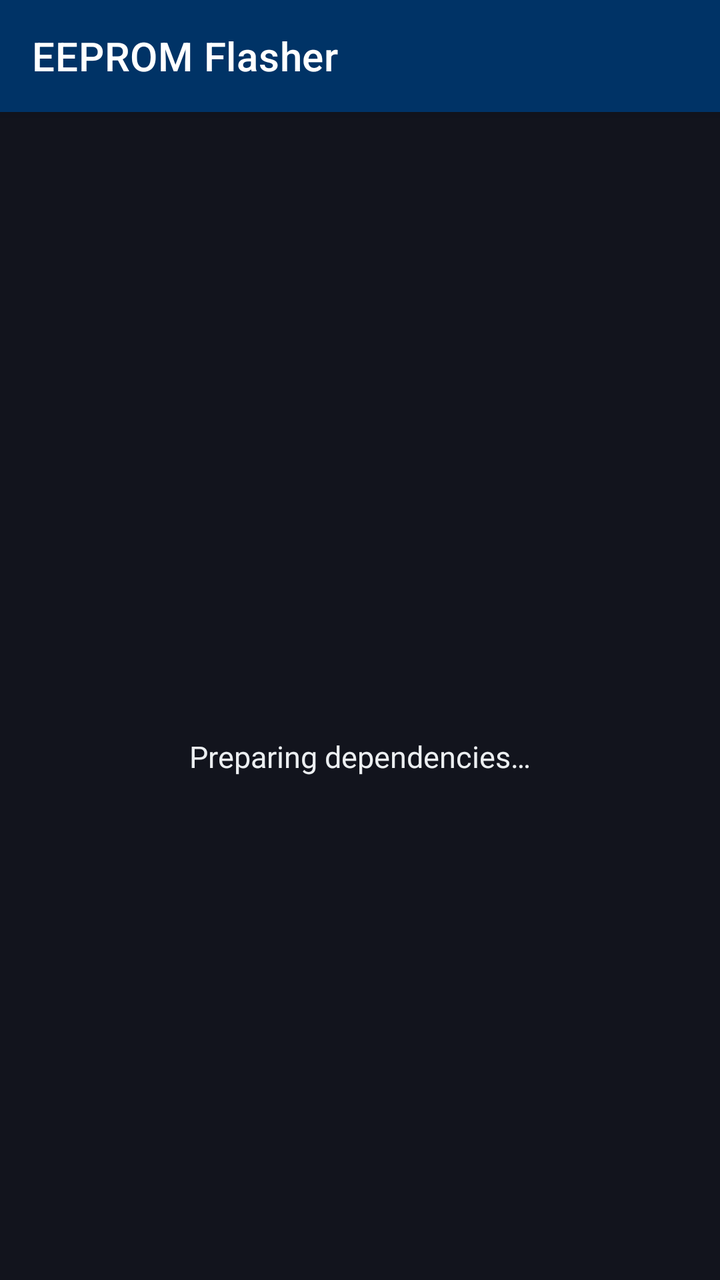
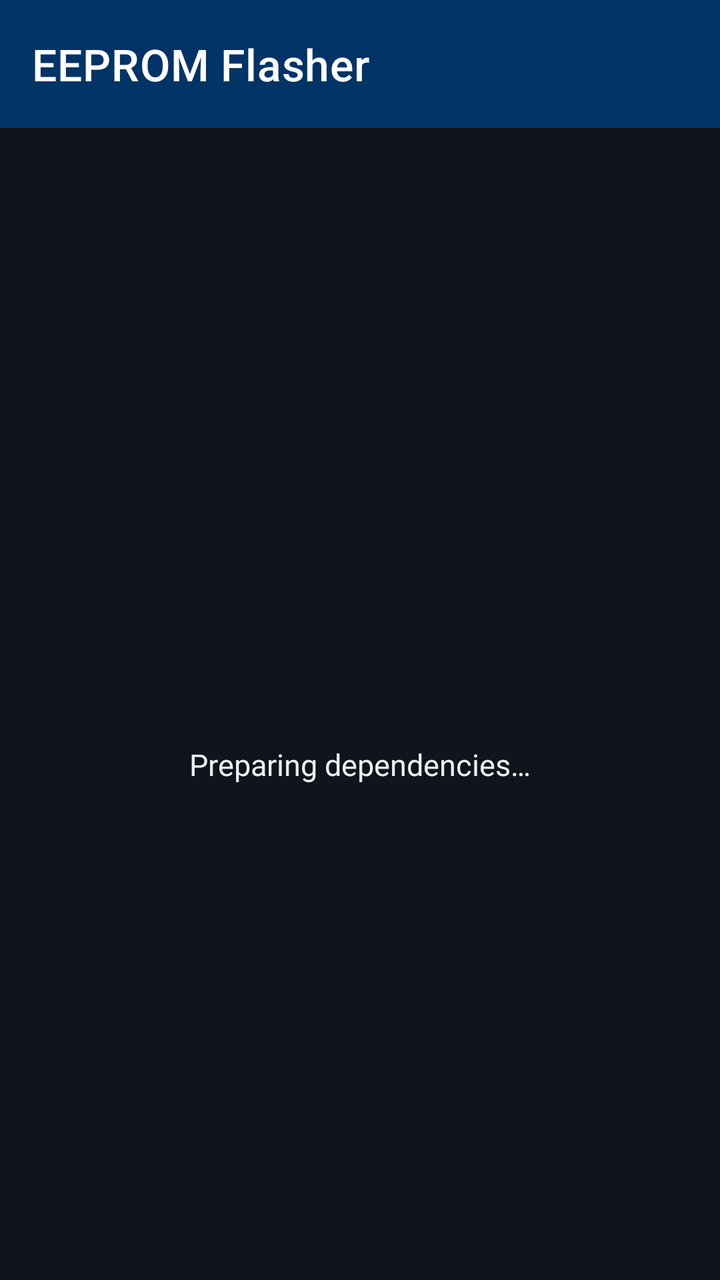

Two renders of the same Android screen: before a commit and after it. Below are the layout's source before the change and the commit's diff.
<!-- AndroidManifest.xml: application theme Theme.EEPROMFlasher -->
<!-- res/layout/activity_main.xml -->
<?xml version="1.0" encoding="utf-8"?>
<androidx.constraintlayout.widget.ConstraintLayout xmlns:android="http://schemas.android.com/apk/res/android"
    xmlns:app="http://schemas.android.com/apk/res-auto"
    xmlns:tools="http://schemas.android.com/tools"
    android:id="@+id/main"
    android:layout_width="match_parent"
    android:layout_height="match_parent"
    android:background="@color/bg_dark">

    
    <com.google.android.material.appbar.AppBarLayout
        android:id="@+id/appBarLayout"
        android:layout_width="0dp"
        android:layout_height="wrap_content"
        android:elevation="4dp"
        app:layout_constraintTop_toTopOf="parent"
        app:layout_constraintStart_toStartOf="parent"
        app:layout_constraintEnd_toEndOf="parent">

        <androidx.appcompat.widget.Toolbar
            android:id="@+id/toolbar"
            android:layout_width="match_parent"
            android:layout_height="?attr/actionBarSize"
            android:background="@color/primary"
            app:titleTextColor="@color/white"
            app:title="@string/app_name" />
    </com.google.android.material.appbar.AppBarLayout>

    
    <LinearLayout
        android:id="@+id/layoutLoading"
        android:layout_width="wrap_content"
        android:layout_height="wrap_content"
        android:orientation="vertical"
        android:gravity="center"
        android:visibility="visible"
        app:layout_constraintTop_toBottomOf="@+id/appBarLayout"
        app:layout_constraintBottom_toBottomOf="parent"
        app:layout_constraintStart_toStartOf="parent"
        app:layout_constraintEnd_toEndOf="parent">

        <ProgressBar
            android:id="@+id/progressBar"
            android:layout_width="48dp"
            android:layout_height="48dp"
            android:indeterminateTint="@color/secondary" />

        <TextView
            android:id="@+id/tvLoadingText"
            android:layout_width="wrap_content"
            android:layout_height="wrap_content"
            android:layout_marginTop="12dp"
            android:text="@string/str_preparando_depe"
            android:textColor="@color/text_primary"
            android:textSize="15sp" />
    </LinearLayout>

    
    <LinearLayout
        android:id="@+id/layoutMainUI"
        android:layout_width="0dp"
        android:layout_height="0dp"
        android:orientation="vertical"
        android:visibility="gone"
        app:layout_constraintTop_toBottomOf="@+id/appBarLayout"
        app:layout_constraintBottom_toTopOf="@id/bannerContainer"
        app:layout_constraintStart_toStartOf="parent"
        app:layout_constraintEnd_toEndOf="parent">

        
        <LinearLayout
            android:layout_width="match_parent"
            android:layout_height="wrap_content"
            android:orientation="horizontal"
            android:gravity="center_vertical"
            android:layout_marginBottom="4dp">

            <TextView
                android:id="@+id/tvStatus"
                android:layout_width="0dp"
                android:layout_height="wrap_content"
                android:layout_weight="1"
                android:text="@string/str_estado_usb_desc"
                android:textColor="#4CAF50"
                android:textSize="14sp"
                android:textStyle="bold"
                android:singleLine="true"
                android:ellipsize="end" />

            <TextView
                android:id="@+id/tvOperationStatus"
                android:layout_width="wrap_content"
                android:layout_height="wrap_content"
                android:text=""
                android:textColor="#FFB74D"
                android:textSize="12sp"
                android:textStyle="bold"
                android:visibility="gone" />
        </LinearLayout>

        
        <LinearLayout
            android:layout_width="match_parent"
            android:layout_height="wrap_content"
            android:orientation="horizontal"
            android:gravity="center_vertical"
            android:layout_marginBottom="4dp">

            <TextView
                android:layout_width="wrap_content"
                android:layout_height="wrap_content"
                android:text="@string/str_seleccionar_dispositivo"
                android:textColor="@color/text_secondary"
                android:textSize="13sp"
                android:layout_marginEnd="6dp" />

            <Spinner
                android:id="@+id/spinnerDevices"
                android:layout_width="0dp"
                android:layout_height="38dp"
                android:layout_weight="1"
                android:background="@drawable/bg_spinner"
                android:popupBackground="@color/surface_dark" />
        </LinearLayout>

        
        <Button
            android:id="@+id/btnConnect"
            android:layout_width="match_parent"
            android:layout_height="38dp"
            android:minHeight="0dp"
            android:insetTop="0dp"
            android:insetBottom="0dp"
            android:paddingTop="0dp"
            android:paddingBottom="0dp"
            app:backgroundTint="@color/btn_tint_blue"
            android:textColor="@color/btn_text_color"
            android:text="@string/str_detectar_y_cone"
            android:textSize="13sp"
            android:layout_marginBottom="4dp" />

        
        <LinearLayout
            android:layout_width="match_parent"
            android:layout_height="wrap_content"
            android:orientation="horizontal"
            android:gravity="center_vertical"
            android:layout_marginBottom="4dp">

            <TextView
                android:layout_width="wrap_content"
                android:layout_height="wrap_content"
                android:text="@string/str_seleccionar_chip"
                android:textColor="@color/text_secondary"
                android:textSize="13sp"
                android:layout_marginEnd="6dp" />

            <EditText
                android:id="@+id/etChipModel"
                android:layout_width="0dp"
                android:layout_height="38dp"
                android:layout_weight="1"
                android:hint="@string/str_hint_chip"
                android:textColor="#FFFFFF"
                android:textColorHint="#757575"
                android:background="@drawable/bg_input_field"
                android:paddingStart="8dp"
                android:paddingEnd="8dp"
                android:textSize="13sp"
                android:inputType="textCapCharacters"
                android:maxLines="1" />

            <Button
                android:id="@+id/btnAutodetectChip"
                android:layout_width="wrap_content"
                android:layout_height="38dp"
                android:minHeight="0dp"
                android:insetTop="0dp"
                android:insetBottom="0dp"
                android:paddingTop="0dp"
                android:paddingBottom="0dp"
                android:minWidth="0dp"
                android:paddingStart="10dp"
                android:paddingEnd="10dp"
                android:layout_marginStart="4dp"
                android:text="@string/str_autodetectar_chip"
                android:textSize="12sp"
                android:enabled="false"
                app:backgroundTint="@color/btn_tint_orange"
                android:textColor="@color/btn_text_color" />

            <Button
                android:id="@+id/btnSearchChip"
                android:layout_width="wrap_content"
                android:layout_height="38dp"
                android:minHeight="0dp"
                android:insetTop="0dp"
                android:insetBottom="0dp"
                android:paddingTop="0dp"
                android:paddingBottom="0dp"
                android:minWidth="0dp"
                android:paddingStart="10dp"
                android:paddingEnd="10dp"
                android:layout_marginStart="4dp"
                android:text="@string/str_buscar_chip"
                android:textSize="12sp"
                app:backgroundTint="@color/btn_tint_grey"
                android:textColor="@color/btn_text_color" />
        </LinearLayout>

        
        <LinearLayout
            android:layout_width="match_parent"
            android:layout_height="wrap_content"
            android:orientation="horizontal"
            android:layout_marginBottom="3dp">

            <Button
                android:id="@+id/btnRead"
                android:layout_width="0dp"
                android:layout_height="38dp"
                android:layout_weight="1"
                android:minHeight="0dp"
                android:insetTop="0dp"
                android:insetBottom="0dp"
                android:paddingTop="0dp"
                android:paddingBottom="0dp"
                android:enabled="false"
                app:backgroundTint="@color/btn_tint_blue"
                android:textColor="@color/btn_text_color"
                android:text="@string/str_leer_backup"
                android:textSize="13sp" />

            <Space
                android:layout_width="6dp"
                android:layout_height="wrap_content"/>

            <Button
                android:id="@+id/btnWrite"
                android:layout_width="0dp"
                android:layout_height="38dp"
                android:layout_weight="1"
                android:minHeight="0dp"
                android:insetTop="0dp"
                android:insetBottom="0dp"
                android:paddingTop="0dp"
                android:paddingBottom="0dp"
                android:enabled="false"
                app:backgroundTint="@color/btn_tint_red"
                android:textColor="@color/btn_text_color"
                android:text="@string/str_escribir"
                android:textSize="13sp" />
        </LinearLayout>

        
        <Button
            android:id="@+id/btnVerify"
            android:layout_width="match_parent"
            android:layout_height="38dp"
            android:minHeight="0dp"
            android:insetTop="0dp"
            android:insetBottom="0dp"
            android:paddingTop="0dp"
            android:paddingBottom="0dp"
            android:enabled="false"
            app:backgroundTint="@color/btn_tint_green"
            android:textColor="@color/btn_text_color"
            android:text="@string/str_verificar"
            android:textSize="13sp"
            android:layout_marginBottom="3dp" />

        
        <LinearLayout
            android:layout_width="match_parent"
            android:layout_height="wrap_content"
            android:orientation="horizontal"
            android:layout_marginBottom="3dp">

            <Button
                android:id="@+id/btnImport"
                android:layout_width="0dp"
                android:layout_height="38dp"
                android:layout_weight="1"
                android:minHeight="0dp"
                android:insetTop="0dp"
                android:insetBottom="0dp"
                android:paddingTop="0dp"
                android:paddingBottom="0dp"
                app:backgroundTint="@color/btn_tint_grey"
                android:textColor="@color/btn_text_color"
                android:text="@string/str_cargar_rom"
                android:textSize="13sp" />

            <Space
                android:layout_width="6dp"
                android:layout_height="wrap_content"/>

            <Button
                android:id="@+id/btnExport"
                android:layout_width="0dp"
                android:layout_height="38dp"
                android:layout_weight="1"
                android:minHeight="0dp"
                android:insetTop="0dp"
                android:insetBottom="0dp"
                android:paddingTop="0dp"
                android:paddingBottom="0dp"
                app:backgroundTint="@color/btn_tint_grey"
                android:textColor="@color/btn_text_color"
                android:text="@string/str_guardar_rom"
                android:textSize="13sp" />
        </LinearLayout>

        
        <LinearLayout
            android:layout_width="match_parent"
            android:layout_height="wrap_content"
            android:orientation="horizontal"
            android:layout_marginBottom="3dp">

            <Button
                android:id="@+id/btnEraseChip"
                android:layout_width="0dp"
                android:layout_height="38dp"
                android:layout_weight="1"
                android:minHeight="0dp"
                android:insetTop="0dp"
                android:insetBottom="0dp"
                android:paddingTop="0dp"
                android:paddingBottom="0dp"
                android:enabled="false"
                app:backgroundTint="@color/btn_tint_red"
                android:textColor="@color/btn_text_color"
                android:text="@string/str_borrar_chip"
                android:textSize="13sp" />

            <Space
                android:layout_width="6dp"
                android:layout_height="wrap_content"/>

            <Button
                android:id="@+id/btnQuickClear"
                android:layout_width="0dp"
                android:layout_height="38dp"
                android:layout_weight="1"
                android:minHeight="0dp"
                android:insetTop="0dp"
                android:insetBottom="0dp"
                android:paddingTop="0dp"
                android:paddingBottom="0dp"
                app:backgroundTint="@color/btn_tint_grey"
                android:textColor="@color/btn_text_color"
                android:text="@string/str_borrar_rom"
                android:textSize="13sp" />
        </LinearLayout>

        
        <LinearLayout
            android:layout_width="match_parent"
            android:layout_height="wrap_content"
            android:orientation="horizontal"
            android:gravity="center_vertical"
            android:layout_marginBottom="3dp">

            <EditText
                android:id="@+id/etCustomCommand"
                android:layout_width="0dp"
                android:layout_height="38dp"
                android:layout_weight="1"
                android:hint="@string/str_hint_comando"
                android:inputType="text"
                android:maxLines="1"
                android:ellipsize="end"
                android:background="@drawable/bg_input_field"
                android:paddingStart="8dp"
                android:paddingEnd="8dp"
                android:textColorHint="#757575"
                android:textColor="#4DB6AC"
                android:fontFamily="monospace"
                android:textSize="12sp" />

            <Button
                android:id="@+id/btnRunCustomCommand"
                android:layout_width="wrap_content"
                android:layout_height="38dp"
                android:minHeight="0dp"
                android:insetTop="0dp"
                android:insetBottom="0dp"
                android:paddingTop="0dp"
                android:paddingBottom="0dp"
                android:minWidth="0dp"
                android:paddingStart="12dp"
                android:paddingEnd="12dp"
                android:layout_marginStart="4dp"
                android:text="@string/str_ejecutar_instru"
                android:textSize="12sp"
                app:backgroundTint="@color/btn_tint_blue"
                android:textColor="@color/btn_text_color" />
        </LinearLayout>

        
        <LinearLayout
            android:layout_width="match_parent"
            android:layout_height="wrap_content"
            android:orientation="horizontal"
            android:gravity="center_vertical"
            android:layout_marginBottom="2dp">

            <TextView
                android:layout_width="0dp"
                android:layout_height="wrap_content"
                android:layout_weight="1"
                android:text="@string/str_terminal_salida"
                android:textColor="@color/text_secondary"
                android:textStyle="bold"
                android:textSize="12sp" />

            <Button
                android:id="@+id/btnAbort"
                android:layout_width="wrap_content"
                android:layout_height="32dp"
                android:text="@string/str_detener"
                android:textColor="@color/btn_text_color"
                app:backgroundTint="@color/btn_tint_darkred"
                android:minHeight="0dp"
                android:minWidth="0dp"
                android:paddingStart="8dp"
                android:paddingEnd="8dp"
                android:paddingTop="0dp"
                android:paddingBottom="0dp"
                android:textSize="11sp"
                android:visibility="gone"
                android:layout_marginEnd="4dp" />

            <Button
                android:id="@+id/btnClearLogs"
                android:layout_width="wrap_content"
                android:layout_height="32dp"
                android:text="@string/str_limpiar"
                app:backgroundTint="@color/btn_tint_grey"
                android:textColor="@color/btn_text_color"
                android:minHeight="0dp"
                android:minWidth="0dp"
                android:paddingStart="8dp"
                android:paddingEnd="8dp"
                android:paddingTop="0dp"
                android:paddingBottom="0dp"
                android:textSize="11sp" />
        </LinearLayout>

        
        <com.diamon.mini.ui.views.LogScrollView
            android:id="@+id/scrollLog"
            android:layout_width="match_parent"
            android:layout_height="0dp"
            android:layout_weight="1.0"
            android:background="@color/bg_terminal"
            android:padding="8dp">

            <TextView
                android:id="@+id/tvLog"
                android:layout_width="match_parent"
                android:layout_height="wrap_content"
                android:fontFamily="monospace"
                android:textIsSelectable="true"
                android:lineSpacingExtra="2dp"
                android:longClickable="true"
                android:textColor="@color/text_terminal"
                android:textSize="12sp"
                android:text="@string/str_log_" />

        </com.diamon.mini.ui.views.LogScrollView>

    </LinearLayout>

    
    <FrameLayout
        android:id="@+id/bannerContainer"
        android:layout_width="0dp"
        android:layout_height="wrap_content"
        app:layout_constraintBottom_toBottomOf="parent"
        app:layout_constraintStart_toStartOf="parent"
        app:layout_constraintEnd_toEndOf="parent" />

</androidx.constraintlayout.widget.ConstraintLayout>
<!-- resources referenced by this layout -->
<resources>
  <color name="bg_dark">#12141D</color>
  <color name="bg_terminal">#0A0D14</color>
  <color name="primary">#003366</color>
  <color name="secondary">#00BFA5</color>
  <color name="surface_dark">#1C2234</color>
  <color name="text_primary">#ECEFF1</color>
  <color name="text_secondary">#B0BEC5</color>
  <color name="text_terminal">#00E676</color>
  <color name="white">#FFFFFFFF</color>
  <string name="app_name">EEPROM Flasher</string>
  <string name="str_autodetectar_chip">Autodetect</string>
  <string name="str_borrar_chip">Erase Chip</string>
  <string name="str_borrar_rom">Clear Data</string>
  <string name="str_buscar_chip">CATALOG</string>
  <string name="str_cargar_rom">Load ROM</string>
  <string name="str_detectar_y_cone">Detect and Connect Programmer</string>
  <string name="str_detener">Stop</string>
  <string name="str_ejecutar_instru">EJECUTAR</string>
  <string name="str_escribir">Write Chip</string>
  <string name="str_estado_usb_desc">USB Status: Disconnected</string>
  <string name="str_guardar_rom">Save ROM</string>
  <string name="str_hint_chip">E.g.: 24LC256 or W25Q128JV@SOIC8</string>
  <string name="str_hint_comando">E.g.: minipro -p 24LC256 -r rom.bin</string>
  <string name="str_leer_backup">Read Chip</string>
  <string name="str_limpiar">Clear</string>
  <string name="str_log_">$ log\n</string>
  <string name="str_preparando_depe">Preparing dependencies…</string>
  <string name="str_seleccionar_chip">Chip:</string>
  <string name="str_seleccionar_dispositivo">Programmer:</string>
  <string name="str_terminal_salida">Terminal</string>
  <string name="str_verificar">Verify</string>
  <style name="Theme.EEPROMFlasher" parent="Theme.MaterialComponents.DayNight.NoActionBar">
          
          <item name="colorPrimary">@color/primary</item>
          <item name="colorPrimaryVariant">@color/primary_variant</item>
          <item name="colorOnPrimary">@color/white</item>
          
          <item name="colorSecondary">@color/secondary</item>
          <item name="colorSecondaryVariant">@color/secondary_variant</item>
          <item name="colorOnSecondary">@color/black</item>
  
          
          <item name="android:statusBarColor">@color/primary</item>
          <item name="actionMenuTextColor">@color/white</item>
          <item name="android:windowBackground">@color/bg_dark</item>
          <item name="colorSurface">@color/surface_dark</item>
          <item name="colorOnSurface">@color/text_primary</item>
  
          <item name="android:textColorPrimary">@color/text_primary</item>
          <item name="android:textColorSecondary">@color/text_secondary</item>
  
          
          <item name="alertDialogTheme">@style/CustomAlertDialogTheme</item>
          <item name="materialAlertDialogTheme">@style/CustomAlertDialogTheme</item>
      </style>
  <color name="primary_variant">#002244</color>
  <color name="secondary_variant">#00897B</color>
  <color name="black">#FF000000</color>
  <style name="DialogPositiveButtonStyle" parent="Widget.MaterialComponents.Button.TextButton">
          <item name="android:textColor">@color/secondary</item>
      </style>
  <!-- unchanged entries left out for length: 5 -->
</resources>

<!-- the commit's change to res/layout/activity_main.xml (unified diff, before → after) -->
@@ -20,8 +20,10 @@
         <androidx.appcompat.widget.Toolbar
             android:id="@+id/toolbar"
             android:layout_width="match_parent"
-            android:layout_height="?attr/actionBarSize"
+            android:layout_height="64dp"
+            android:minHeight="64dp"
             android:background="@color/primary"
+            app:titleTextAppearance="@style/TextAppearance.EEPROMFlasher.ToolbarTitle"
             app:titleTextColor="@color/white"
             app:title="@string/app_name" />
     </com.google.android.material.appbar.AppBarLayout>
@@ -355,6 +357,118 @@
         </LinearLayout>
 
         
+        <com.google.android.material.card.MaterialCardView
+            android:id="@+id/nativeAdCard"
+            android:layout_width="match_parent"
+            android:layout_height="wrap_content"
+            android:layout_marginBottom="4dp"
+            android:visibility="gone"
+            app:cardBackgroundColor="@color/surface_dark"
+            app:cardCornerRadius="8dp"
+            app:strokeWidth="1dp"
+            app:strokeColor="#30363D">
+
+            <com.google.android.gms.ads.nativead.NativeAdView
+                android:id="@+id/nativeAdView"
+                android:layout_width="match_parent"
+                android:layout_height="wrap_content">
+
+                <LinearLayout
+                    android:layout_width="match_parent"
+                    android:layout_height="wrap_content"
+                    android:orientation="horizontal"
+                    android:gravity="center_vertical"
+                    android:padding="6dp">
+
+                    
+                    <ImageView
+                        android:id="@+id/ad_app_icon"
+                        android:layout_width="36dp"
+                        android:layout_height="36dp"
+                        android:layout_marginEnd="6dp"
+                        android:contentDescription="@string/ad_icon_desc"
+                        android:scaleType="fitCenter" />
+
+                    
+                    <LinearLayout
+                        android:layout_width="0dp"
+                        android:layout_height="wrap_content"
+                        android:layout_weight="1"
+                        android:orientation="vertical">
+
+                        
+                        <LinearLayout
+                            android:layout_width="match_parent"
+                            android:layout_height="wrap_content"
+                            android:orientation="horizontal"
+                            android:gravity="center_vertical">
+
+                            <TextView
+                                android:layout_width="wrap_content"
+                                android:layout_height="wrap_content"
+                                android:text="@string/ad_badge"
+                                android:textSize="9sp"
+                                android:textStyle="bold"
+                                android:textColor="#FFFFFF"
+                                android:background="@drawable/badge_ad"
+                                android:paddingHorizontal="4dp"
+                                android:paddingVertical="1dp"
+                                android:layout_marginEnd="4dp" />
+
+                            <TextView
+                                android:id="@+id/ad_headline"
+                                android:layout_width="0dp"
+                                android:layout_height="wrap_content"
+                                android:layout_weight="1"
+                                android:textColor="@color/text_primary"
+                                android:textSize="11sp"
+                                android:textStyle="bold"
+                                android:maxLines="1"
+                                android:ellipsize="end" />
+                        </LinearLayout>
+
+                        
+                        <TextView
+                            android:id="@+id/ad_body"
+                            android:layout_width="match_parent"
+                            android:layout_height="wrap_content"
+                            android:textColor="@color/text_secondary"
+                            android:textSize="10sp"
+                            android:maxLines="1"
+                            android:ellipsize="end"
+                            android:layout_marginTop="1dp" />
+
+                        <TextView
+                            android:id="@+id/ad_advertiser"
+                            android:layout_width="match_parent"
+                            android:layout_height="wrap_content"
+                            android:textColor="@color/text_secondary"
+                            android:textSize="9sp"
+                            android:maxLines="1"
+                            android:ellipsize="end"
+                            android:visibility="gone" />
+                    </LinearLayout>
+
+                    
+                    <com.google.android.material.button.MaterialButton
+                        android:id="@+id/ad_call_to_action"
+                        android:layout_width="wrap_content"
+                        android:layout_height="30dp"
+                        android:minHeight="30dp"
+                        android:layout_marginStart="6dp"
+                        android:paddingHorizontal="8dp"
+                        android:paddingVertical="0dp"
+                        android:insetTop="0dp"
+                        android:insetBottom="0dp"
+                        android:textSize="10sp"
+                        android:textColor="#FFFFFF"
+                        app:backgroundTint="@color/primary"
+                        app:cornerRadius="6dp" />
+                </LinearLayout>
+            </com.google.android.gms.ads.nativead.NativeAdView>
+        </com.google.android.material.card.MaterialCardView>
+
+        
         <LinearLayout
             android:layout_width="match_parent"
             android:layout_height="wrap_content"
<!-- resource entries referenced after the edit -->
@@ -9,6 +9,15 @@
   <color name="text_secondary">#B0BEC5</color>
   <color name="text_terminal">#00E676</color>
   <color name="white">#FFFFFFFF</color>
+  <!-- drawable badge_ad (drawable) -->
+  <?xml version="1.0" encoding="utf-8"?>
+  <shape xmlns:android="http://schemas.android.com/apk/res/android"
+      android:shape="rectangle">
+      <corners android:radius="3dp" />
+      <solid android:color="#238636" />
+  </shape>
+  <string name="ad_badge">Ad</string>
+  <string name="ad_icon_desc">Icono de anuncio</string>
   <string name="app_name">EEPROM Flasher</string>
   <string name="str_autodetectar_chip">Autodetect</string>
   <string name="str_borrar_chip">Erase Chip</string>
@@ -31,6 +40,12 @@
   <string name="str_seleccionar_dispositivo">Programmer:</string>
   <string name="str_terminal_salida">Terminal</string>
   <string name="str_verificar">Verify</string>
+  <style name="TextAppearance.EEPROMFlasher.ToolbarTitle" parent="TextAppearance.MaterialComponents.Headline6">
+          <item name="android:textSize">22sp</item>
+          <item name="android:textColor">@color/white</item>
+          <item name="android:textStyle">normal</item>
+          <item name="android:fontFamily">sans-serif-medium</item>
+      </style>
   <style name="Theme.EEPROMFlasher" parent="Theme.MaterialComponents.DayNight.NoActionBar">
           
           <item name="colorPrimary">@color/primary</item>
@@ -43,6 +58,8 @@
   
           
           <item name="android:statusBarColor">@color/primary</item>
+          <item name="android:windowLightStatusBar">false</item>
+          <item name="android:windowLightNavigationBar">false</item>
           <item name="actionMenuTextColor">@color/white</item>
           <item name="android:windowBackground">@color/bg_dark</item>
           <item name="colorSurface">@color/surface_dark</item>
